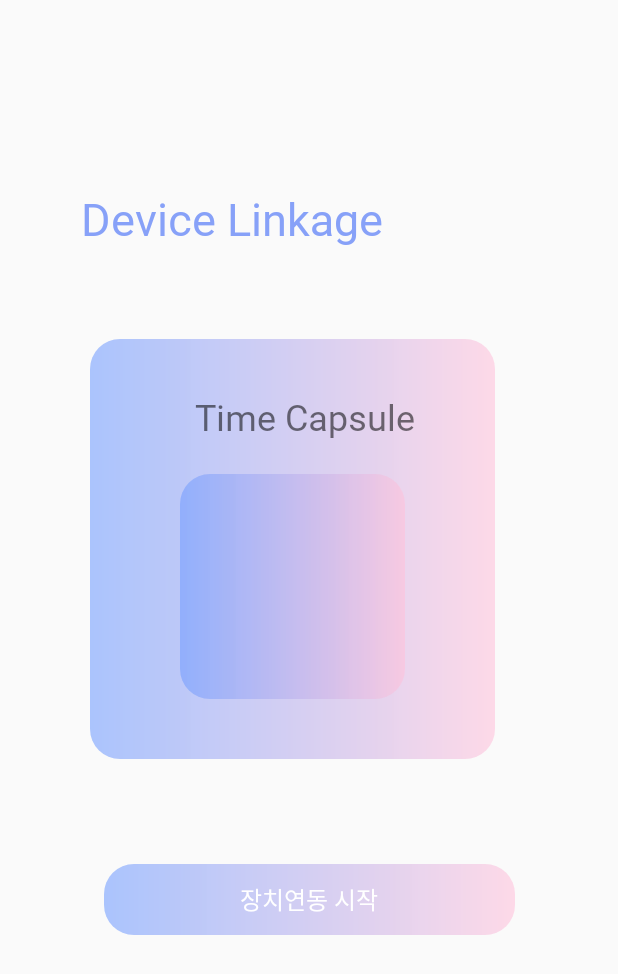
After one commit to gusanans218/CUMB_Android, an Android app: the LinkageActivity screen opened directly, with no data from a screen before it, on a phone screen of 412 x 824 dp. The commit adds this screen. Shown: the top 974 px of the screen. Run offline under Robolectric (Android 15) with nearby library versions, the phone set to English and light mode, and no system bars; our stand-ins replace data binding.

Commit message:
gradient 부분 수정

```diff
--- a/app/src/main/AndroidManifest.xml
+++ b/app/src/main/AndroidManifest.xml
@@ -9,6 +9,9 @@
         android:roundIcon="@mipmap/ic_launcher_round"
         android:supportsRtl="true"
         android:theme="@style/Theme.AppCompat.DayNight.NoActionBar">
+        <activity
+            android:name=".LinkageActivity"
+            android:exported="false" />
         <activity
             android:name=".MainActivity"
             android:exported="false" />
--- /dev/null
+++ b/app/src/main/java/com/example/cumb_android/LinkageActivity.kt
@@ -0,0 +1,11 @@
+package com.example.cumb_android
+
+import androidx.appcompat.app.AppCompatActivity
+import android.os.Bundle
+
+class LinkageActivity : AppCompatActivity() {
+    override fun onCreate(savedInstanceState: Bundle?) {
+        super.onCreate(savedInstanceState)
+        setContentView(R.layout.activity_linkage)
+    }
+}
--- a/app/src/main/res/drawable/gradient.xml
+++ b/app/src/main/res/drawable/gradient.xml
@@ -6,6 +6,11 @@
         android:angle="0"
         android:startColor="#96739EFF"
         android:endColor="#94FFC1DA"/>
+    <corners
+        android:bottomLeftRadius="20dp"
+        android:bottomRightRadius="20dp"
+        android:topLeftRadius="20dp"
+        android:topRightRadius="20dp" />
 
     <!--    android:angle="0"-->
     <!-- angle 0 으로 맞추면 가로 90 은 세로-->
--- /dev/null
+++ b/app/src/main/res/layout/activity_linkage.xml
@@ -0,0 +1,86 @@
+<?xml version="1.0" encoding="utf-8"?>
+<layout xmlns:android="http://schemas.android.com/apk/res/android"
+    xmlns:app="http://schemas.android.com/apk/res-auto"
+    xmlns:tools="http://schemas.android.com/tools">
+
+    <data>
+
+
+        <variable
+            name="activity"
+            type="com.example.cumb_android.LinkageActivity" />
+
+    </data>
+
+    <androidx.constraintlayout.widget.ConstraintLayout
+        android:layout_width="match_parent"
+        android:layout_height="match_parent"
+        tools:context=".view.DeviceLinkageActivity">
+
+        <TextView
+            android:id="@+id/device_title"
+            android:layout_width="wrap_content"
+            android:layout_height="wrap_content"
+            android:text="Device Linkage"
+            android:textSize="30dp"
+            android:textColor="#87A1F8"
+            android:fontFamily="@font/paybooc_bold"
+            app:layout_constraintStart_toStartOf="parent"
+            app:layout_constraintTop_toTopOf="parent"
+            android:layout_marginStart="54dp"
+            android:layout_marginTop="125dp"/>
+
+        <FrameLayout
+            android:id="@+id/device_frame"
+            android:layout_width="match_parent"
+            android:layout_height="wrap_content"
+            app:layout_constraintStart_toStartOf="parent"
+            app:layout_constraintTop_toBottomOf="@+id/device_title">
+
+            <ImageView
+                android:id="@+id/device_background"
+                android:layout_width="270dp"
+                android:layout_height="280dp"
+                android:background="@drawable/gradient"
+                android:layout_marginTop="60dp"
+                android:layout_marginStart="60dp"/>
+
+            <TextView
+                android:layout_width="wrap_content"
+                android:layout_height="wrap_content"
+                android:text="Time Capsule"
+                android:fontFamily="@font/paybooc_light"
+                android:textSize="24dp"
+                android:layout_marginStart="130dp"
+                android:layout_marginTop="95dp"/>
+
+            <androidx.constraintlayout.utils.widget.ImageFilterView
+                android:layout_width="150dp"
+                android:layout_height="150dp"
+                android:background="@drawable/gradient"
+                android:layout_marginStart="120dp"
+                android:layout_marginTop="150dp"/>
+
+
+
+
+
+
+        </FrameLayout>
+
+        <androidx.appcompat.widget.AppCompatButton
+            android:id="@+id/device_btn"
+            android:layout_width="274dp"
+            android:layout_height="47dp"
+            android:layout_marginTop="70dp"
+            android:text="장치연동 시작"
+            android:textSize="16dp"
+            android:textColor="@color/white"
+            android:fontFamily="@font/paybooc_light"
+            android:background="@drawable/gradient"
+            app:layout_constraintTop_toBottomOf="@id/device_frame"
+            app:layout_constraintStart_toStartOf="parent"
+            app:layout_constraintEnd_toEndOf="parent"/>
+
+    </androidx.constraintlayout.widget.ConstraintLayout>
+</layout>
```
